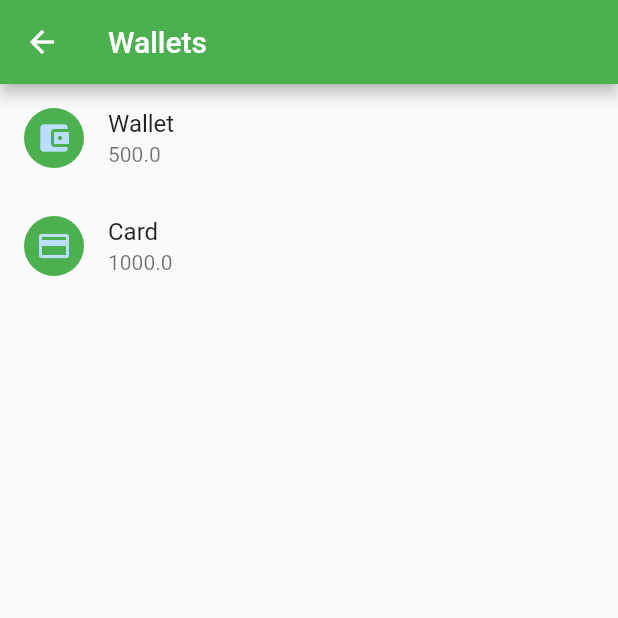
After one commit to iridiscenthummingbird/money_project, a Flutter app: the ChoosingWallet screen opened directly, on a phone screen of 412 x 824 dp, the top half of it. The commit adds this screen. Run offline on Flutter 3.47's test engine with Material 2 defaults, Android fonts, the phone set to English and light mode, and no system bars.

Commit message:
Add choosing wallet

```diff
--- a/lib/pages/AddingOperationPage.dart
+++ b/lib/pages/AddingOperationPage.dart
@@ -2,6 +2,7 @@ import 'package:flutter/material.dart';
 import 'package:intl/intl.dart';
 import 'package:money_project/Category.dart';
 import 'package:money_project/Operation.dart';
+import 'package:money_project/pages/ChoosingWallet.dart';
 import '../Wallet.dart';
 import 'ChoosingCategory.dart';
 
@@ -47,6 +48,18 @@ class AddingOperationPageState extends State<AddingOperationPage> {
 
   }
 
+  void chooseWallet() async{
+
+    final result = await Navigator.push(context, MaterialPageRoute(builder: (context) => ChoosingWallet(),),);
+
+    setState((){
+      if(result != null){
+        wallet = result;
+        txtWallet.text = wallet.name;
+      }
+    });
+
+  }
 
   DateTime _date = DateTime.now();
 
@@ -172,13 +185,7 @@ class AddingOperationPageState extends State<AddingOperationPage> {
                   EdgeInsets.all(6.0) + EdgeInsets.only(left: 20, right: 20),
               child: TextFormField(
                 readOnly: true,
-                onTap: () {
-                  setState(() {
-                    selectedWallet = listOfWallets[1];
-                    wallet = selectedWallet;
-                    txtWallet.text = selectedWallet.name;
-                  });
-                },
+                onTap: chooseWallet,
                 validator: (String value) {
                     if (value.isEmpty) {
                       return 'Wallet is Required';
@@ -192,7 +199,7 @@ class AddingOperationPageState extends State<AddingOperationPage> {
                     labelStyle: TextStyle(fontSize: 14),
                     labelText: "Wallet",
                     prefixIcon: Icon(
-                      selectedWallet == null ? Icons.help : selectedWallet.icon,
+                      wallet == null ? Icons.help : wallet.icon,
                       size: 30.0,
                     )),
               ),
--- /dev/null
+++ b/lib/pages/ChoosingWallet.dart
@@ -0,0 +1,36 @@
+import 'package:flutter/material.dart';
+
+import '../Wallet.dart';
+
+class ChoosingWallet extends StatefulWidget {
+  @override
+  ChoosingWalletState createState() => ChoosingWalletState();
+}
+
+class ChoosingWalletState extends State<ChoosingWallet> {
+
+  List<Wallet> listOfWallets = [Wallet("Wallet", 500.0), Wallet("Card", 1000.0, icon: Icons.credit_card)];
+  @override
+  Widget build(BuildContext context) {
+    return Scaffold(
+      appBar: AppBar(
+        title: Text('Wallets'),
+      ),
+      body: ListView(
+        children: listOfWallets.map((Wallet wallet){
+          return ListTile(
+            title: Text(wallet.name),
+            subtitle: Text(wallet.amount.toString()),
+            leading: CircleAvatar(
+              child: Icon(wallet.icon),
+              backgroundColor: Colors.green,
+            ),
+            onTap: (){
+              Navigator.pop(context, wallet);
+            },
+          );
+        }).toList(),
+      ),
+    );
+  }
+}
```
